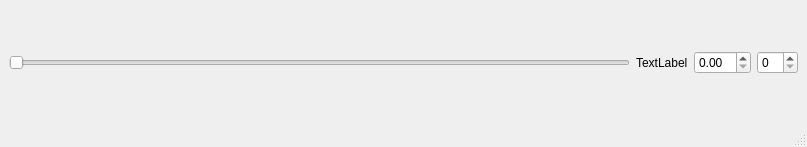
Old version of the form slide_test.ui in the repository cschan279/PyQt_Test.
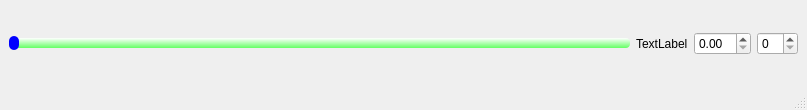
New version of the form. Custom widgets are drawn as their Qt base class.

Commit message: style slider

Diff of the .ui file:
```diff
--- a/slide_test.ui
+++ b/slide_test.ui
@@ -7,7 +7,7 @@
     <x>0</x>
     <y>0</y>
     <width>807</width>
-    <height>147</height>
+    <height>110</height>
    </rect>
   </property>
   <property name="windowTitle">
@@ -16,7 +16,30 @@
   <widget class="QWidget" name="centralwidget">
    <layout class="QHBoxLayout" name="horizontalLayout">
     <item>
-     <widget class="QSlider" name="horizontalSlider">
+     <widget class="CustomSlider" name="horizontalSlider">
+      <property name="styleSheet">
+       <string notr="true">QSlider::groove:horizontal { 
+    background-color: qlineargradient(spread:pad, x1:0, y1:0, x2:0, y2:1, stop:0 rgba(255, 255, 255, 255), stop:1 rgba(100, 255, 100, 255));
+	border: 0px solid #424242; 
+	height: 10px; 
+	border-radius: 4px;
+}
+
+QSlider::handle:horizontal { 
+    background-color: blue;
+	border: 0px solid black; 
+	width: 10px; 
+	height: 6px; 
+	line-height: 6px; 
+	margin-top: -2px; 
+	margin-bottom: -2px; 
+	border-radius: 5px; 
+}
+
+QSlider::handle:horizontal:hover { 
+	border-radius: 5px;
+}</string>
+      </property>
       <property name="orientation">
        <enum>Qt::Horizontal</enum>
       </property>
@@ -49,6 +72,13 @@
   </widget>
   <widget class="QStatusBar" name="statusbar"/>
  </widget>
+ <customwidgets>
+  <customwidget>
+   <class>CustomSlider</class>
+   <extends>QSlider</extends>
+   <header>customslider.h</header>
+  </customwidget>
+ </customwidgets>
  <resources/>
  <connections/>
 </ui>
```
Left out of the diff: 2 changed lines with no effect on the pictures. The commit also changes 3 other files.
